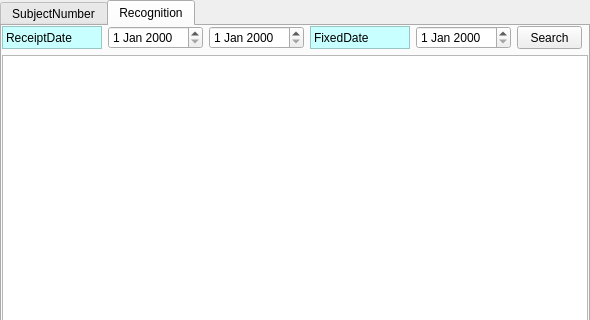
First picture: the form in statistics_form.ui, repository LeeChiWon/ProjectManagement, before the edit; both pictures show x 0 to 590 and y 0 to 320 of the 590 by 502 pixel window.
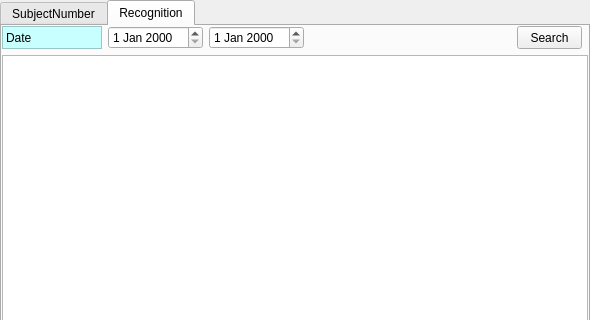
Second picture: the form after the edit. The open tabs and pages were chosen to show the change. Icons and pictures are not drawn.

What changed in the file:
```diff
--- a/statistics_form.ui
+++ b/statistics_form.ui
@@ -331,124 +331,6 @@
        </item>
        <item row="0" column="0">
         <layout class="QGridLayout" name="gridLayout_4">
-         <item row="0" column="2">
-          <widget class="QDateEdit" name="dateEdit_Recognition_ReceiptEndDate"/>
-         </item>
-         <item row="0" column="3">
-          <widget class="QLabel" name="label_3">
-           <property name="minimumSize">
-            <size>
-             <width>100</width>
-             <height>23</height>
-            </size>
-           </property>
-           <property name="maximumSize">
-            <size>
-             <width>100</width>
-             <height>23</height>
-            </size>
-           </property>
-           <property name="palette">
-            <palette>
-             <active>
-              <colorrole role="Base">
-               <brush brushstyle="SolidPattern">
-                <color alpha="255">
-                 <red>255</red>
-                 <green>255</green>
-                 <blue>255</blue>
-                </color>
-               </brush>
-              </colorrole>
-              <colorrole role="Window">
-               <brush brushstyle="SolidPattern">
-                <color alpha="255">
-                 <red>200</red>
-                 <green>255</green>
-                 <blue>255</blue>
-                </color>
-               </brush>
-              </colorrole>
-             </active>
-             <inactive>
-              <colorrole role="Base">
-               <brush brushstyle="SolidPattern">
-                <color alpha="255">
-                 <red>255</red>
-                 <green>255</green>
-                 <blue>255</blue>
-                </color>
-               </brush>
-              </colorrole>
-              <colorrole role="Window">
-               <brush brushstyle="SolidPattern">
-                <color alpha="255">
-                 <red>200</red>
-                 <green>255</green>
-                 <blue>255</blue>
-                </color>
-               </brush>
-              </colorrole>
-             </inactive>
-             <disabled>
-              <colorrole role="Base">
-               <brush brushstyle="SolidPattern">
-                <color alpha="255">
-                 <red>200</red>
-                 <green>255</green>
-                 <blue>255</blue>
-                </color>
-               </brush>
-              </colorrole>
-              <colorrole role="Window">
-               <brush brushstyle="SolidPattern">
-                <color alpha="255">
-                 <red>200</red>
-                 <green>255</green>
-                 <blue>255</blue>
-                </color>
-               </brush>
-              </colorrole>
-             </disabled>
-            </palette>
-           </property>
-           <property name="autoFillBackground">
-            <bool>true</bool>
-           </property>
-           <property name="frameShape">
-            <enum>QFrame::StyledPanel</enum>
-           </property>
-           <property name="text">
-            <string>FixedDate</string>
-           </property>
-          </widget>
-         </item>
-         <item row="0" column="1">
-          <widget class="QDateEdit" name="dateEdit_Recognition_ReceiptStartDate"/>
-         </item>
-         <item row="0" column="5">
-          <widget class="QPushButton" name="pushButton_Search_Recognition">
-           <property name="minimumSize">
-            <size>
-             <width>65</width>
-             <height>23</height>
-            </size>
-           </property>
-           <property name="maximumSize">
-            <size>
-             <width>65</width>
-             <height>23</height>
-            </size>
-           </property>
-           <property name="text">
-            <string>Search</string>
-           </property>
-           <property name="icon">
-            <iconset resource="projectmanagement.qrc">
-             <normaloff>:/img/Search.png</normaloff>:/img/Search.png</iconset>
-           </property>
-          </widget>
-         </item>
          <item row="0" column="0">
           <widget class="QLabel" name="label_2">
            <property name="minimumSize">
@@ -534,12 +416,51 @@
             <enum>QFrame::StyledPanel</enum>
            </property>
            <property name="text">
-            <string>ReceiptDate</string>
+            <string>Date</string>
            </property>
           </widget>
          </item>
          <item row="0" column="4">
-          <widget class="QDateEdit" name="dateEdit_Recognition_FixedDate"/>
+          <widget class="QPushButton" name="pushButton_Search_Recognition">
+           <property name="minimumSize">
+            <size>
+             <width>65</width>
+             <height>23</height>
+            </size>
+           </property>
+           <property name="maximumSize">
+            <size>
+             <width>65</width>
+             <height>23</height>
+            </size>
+           </property>
+           <property name="text">
+            <string>Search</string>
+           </property>
+           <property name="icon">
+            <iconset resource="projectmanagement.qrc">
+             <normaloff>:/img/Search.png</normaloff>:/img/Search.png</iconset>
+           </property>
+          </widget>
+         </item>
+         <item row="0" column="1">
+          <widget class="QDateEdit" name="dateEdit_Recognition_StartDate"/>
+         </item>
+         <item row="0" column="2">
+          <widget class="QDateEdit" name="dateEdit_Recognition_EndDate"/>
+         </item>
+         <item row="0" column="3">
+          <spacer name="horizontalSpacer_2">
+           <property name="orientation">
+            <enum>Qt::Horizontal</enum>
+           </property>
+           <property name="sizeHint" stdset="0">
+            <size>
+             <width>40</width>
+             <height>20</height>
+            </size>
+           </property>
+          </spacer>
          </item>
         </layout>
        </item>
```
Left out of the diff: 4 changed lines with no effect on the pictures.
